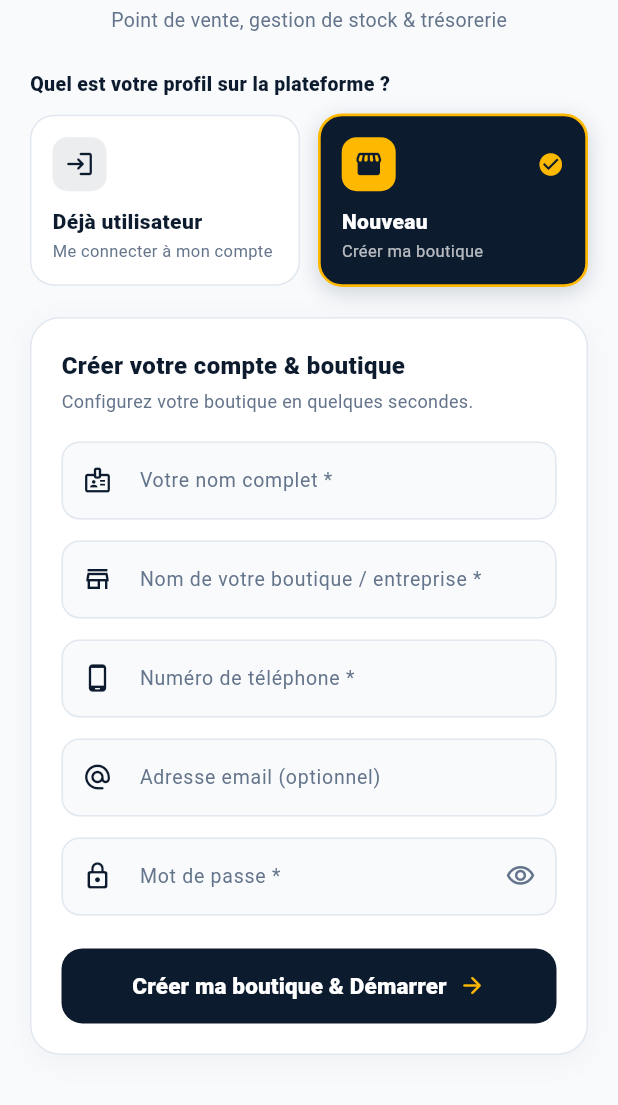
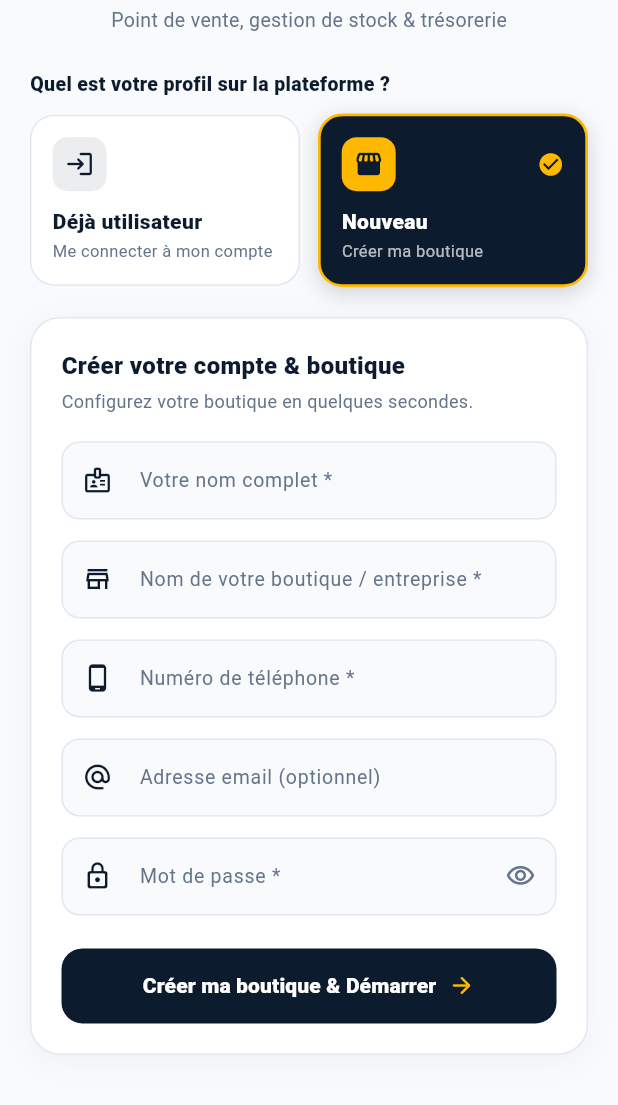
Before and after one commit to FranklinSaint23/Bricelo_stock, a Flutter app: the LoginScreen screen opened directly, scrolled down 92 dp, on a phone screen of 412 x 824 dp, the part 131-1236 px from its top. Run offline on Flutter 3.47's test engine with Material 3 defaults, Android fonts, the light colour scheme and no system bars; our stand-ins replace shared_preferences, supabase_flutter; accounts and stored records are empty; statements that could not run were skipped.

Commit message:
fix(auth): prevent RenderFlex overflow on narrow screens in LoginScreen button

```diff
--- a/lib/screens/auth/login_screen.dart
+++ b/lib/screens/auth/login_screen.dart
@@ -436,15 +436,20 @@ class _LoginScreenState extends State<LoginScreen> {
                               )
                             : Row(
                                 mainAxisAlignment: MainAxisAlignment.center,
+                                mainAxisSize: MainAxisSize.min,
                                 children: [
-                                  Text(
+                                  Flexible(
+                                    child: Text(
                                       _isNewUser
                                           ? (isEn ? 'Create my store & Start' : 'Créer ma boutique & Démarrer')
                                           : (isEn ? 'Sign In' : 'Se connecter'),
+                                      maxLines: 1,
+                                      overflow: TextOverflow.ellipsis,
                                       style: const TextStyle(
                                         fontWeight: FontWeight.w800,
-                                      fontSize: 15,
+                                        fontSize: 14,
                                         color: Colors.white,
+                                      ),
                                     ),
                                   ),
                                   const SizedBox(width: 8),
```
Lines whose indentation alone changed are shown as unchanged.
